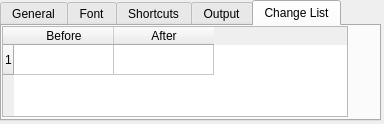
Qt form ui/Settings.ui (Shoker2/TS2_ScreenTranslator) before a commit.
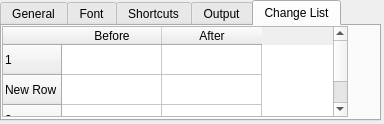
The same form after that commit. The open tabs and pages were chosen to show the change.

Diff of the .ui file:
```diff
--- a/ui/Settings.ui
+++ b/ui/Settings.ui
@@ -377,11 +377,24 @@
         <height>91</height>
        </rect>
       </property>
+      <property name="horizontalScrollBarPolicy">
+       <enum>Qt::ScrollBarAlwaysOff</enum>
+      </property>
       <row>
        <property name="text">
         <string>1</string>
        </property>
       </row>
+      <row>
+       <property name="text">
+        <string>New Row</string>
+       </property>
+      </row>
+      <row>
+       <property name="text">
+        <string>3</string>
+       </property>
+      </row>
       <column>
        <property name="text">
         <string notr="true">Before</string>
```
Left out of the diff: 4 changed lines with no effect on the pictures.
